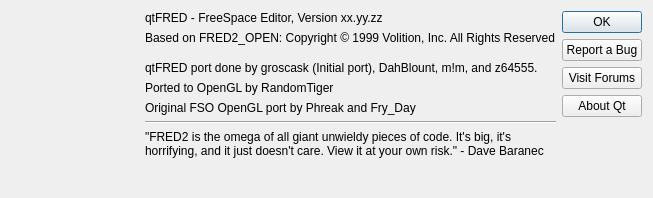
Above: qtfred/ui/AboutDialog.ui from wookieejedi/fs2open.github.com before the change. Below: the same form after it.
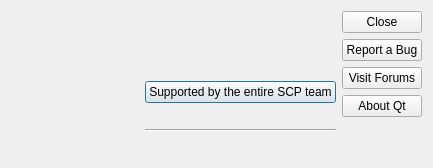
That is the form after the change. Icons and pictures are not drawn.

Commit message: clean up the credits and styling

```diff
--- a/qtfred/ui/AboutDialog.ui
+++ b/qtfred/ui/AboutDialog.ui
@@ -6,19 +6,19 @@
    <rect>
     <x>0</x>
     <y>0</y>
-    <width>756</width>
-    <height>233</height>
+    <width>720</width>
+    <height>260</height>
    </rect>
   </property>
   <property name="windowTitle">
    <string>About qtFRED</string>
   </property>
-  <layout class="QGridLayout" name="gridLayout">
+  <layout class="QHBoxLayout" name="mainLayout">
    <property name="sizeConstraint">
     <enum>QLayout::SetFixedSize</enum>
    </property>
-   <item row="0" column="0" rowspan="3" alignment="Qt::AlignHCenter|Qt::AlignVCenter">
-    <widget class="QLabel" name="label_7">
+   <item>
+    <widget class="QLabel" name="logoLabel">
      <property name="sizePolicy">
       <sizepolicy hsizetype="Fixed" vsizetype="Fixed">
        <horstretch>0</horstretch>
@@ -49,39 +49,21 @@
      <property name="alignment">
       <set>Qt::AlignCenter</set>
      </property>
-     <property name="wordWrap">
-      <bool>false</bool>
-     </property>
     </widget>
    </item>
-   <item row="0" column="1" rowspan="11">
-    <layout class="QVBoxLayout" name="verticalLayout_2">
+   <item>
+    <layout class="QVBoxLayout" name="textLayout">
      <item>
       <widget class="QLabel" name="labelVersion">
-       <property name="sizePolicy">
-        <sizepolicy hsizetype="Preferred" vsizetype="Fixed">
-         <horstretch>0</horstretch>
-         <verstretch>0</verstretch>
-        </sizepolicy>
-       </property>
        <property name="text">
-        <string>qtFRED - FreeSpace Editor, Version xx.yy.zz</string>
+        <string/>
        </property>
       </widget>
      </item>
      <item>
-      <widget class="QLabel" name="label_3">
-       <property name="sizePolicy">
-        <sizepolicy hsizetype="Preferred" vsizetype="Fixed">
-         <horstretch>0</horstretch>
-         <verstretch>0</verstretch>
-        </sizepolicy>
-       </property>
+      <widget class="QLabel" name="labelCopyright">
        <property name="text">
-        <string>Based on FRED2_OPEN: Copyright © 1999 Volition, Inc. All Rights Reserved</string>
-       </property>
-       <property name="wordWrap">
-        <bool>false</bool>
+        <string/>
        </property>
       </widget>
      </item>
@@ -102,50 +84,29 @@
       </spacer>
      </item>
      <item>
-      <widget class="QLabel" name="label_4">
-       <property name="sizePolicy">
-        <sizepolicy hsizetype="Preferred" vsizetype="Fixed">
-         <horstretch>0</horstretch>
-         <verstretch>0</verstretch>
-        </sizepolicy>
-       </property>
+      <widget class="QLabel" name="labelQtFREDCredits">
        <property name="text">
-        <string>qtFRED port done by groscask (Initial port), DahBlount, m!m, and z64555.</string>
+        <string/>
        </property>
        <property name="wordWrap">
-        <bool>false</bool>
+        <bool>true</bool>
        </property>
       </widget>
      </item>
      <item>
-      <widget class="QLabel" name="label_5">
-       <property name="sizePolicy">
-        <sizepolicy hsizetype="Preferred" vsizetype="Fixed">
-         <horstretch>0</horstretch>
-         <verstretch>0</verstretch>
-        </sizepolicy>
-       </property>
+      <widget class="QPushButton" name="scpCreditsButton">
        <property name="text">
-        <string>Ported to OpenGL by RandomTiger</string>
+        <string>Supported by the entire SCP team</string>
        </property>
-       <property name="wordWrap">
-        <bool>false</bool>
-       </property>
       </widget>
      </item>
      <item>
-      <widget class="QLabel" name="label_6">
-       <property name="sizePolicy">
-        <sizepolicy hsizetype="Preferred" vsizetype="Fixed">
-         <horstretch>0</horstretch>
-         <verstretch>0</verstretch>
-        </sizepolicy>
-       </property>
+      <widget class="QLabel" name="labelGraphicsCredits">
        <property name="text">
-        <string>Original FSO OpenGL port by Phreak and Fry_Day</string>
+        <string/>
        </property>
        <property name="wordWrap">
-        <bool>false</bool>
+        <bool>true</bool>
        </property>
       </widget>
      </item>
@@ -157,18 +118,9 @@
       </widget>
      </item>
      <item>
-      <widget class="QLabel" name="label">
-       <property name="sizePolicy">
-        <sizepolicy hsizetype="Preferred" vsizetype="Fixed">
-         <horstretch>0</horstretch>
-         <verstretch>0</verstretch>
-        </sizepolicy>
-       </property>
-       <property name="frameShape">
-        <enum>QFrame::NoFrame</enum>
-       </property>
+      <widget class="QLabel" name="labelQuote">
        <property name="text">
-        <string>&quot;FRED2 is the omega of all giant unwieldy pieces of code. It's big, it's horrifying, and it just doesn't care. View it at your own risk.&quot; - Dave Baranec</string>
+        <string/>
        </property>
        <property name="wordWrap">
         <bool>true</bool>
@@ -190,8 +142,8 @@
      </item>
     </layout>
    </item>
-   <item row="0" column="2" rowspan="11">
-    <layout class="QVBoxLayout" name="verticalLayout">
+   <item>
+    <layout class="QVBoxLayout" name="buttonLayout">
      <item>
       <widget class="QDialogButtonBox" name="okBox">
        <property name="sizePolicy">
@@ -204,7 +156,7 @@
         <enum>Qt::Vertical</enum>
        </property>
        <property name="standardButtons">
-        <set>QDialogButtonBox::Ok</set>
+        <set>QDialogButtonBox::Close</set>
        </property>
       </widget>
      </item>
```
Left out of the diff: 6 changed lines with no effect on the pictures. The commit also changes 8 other files.
